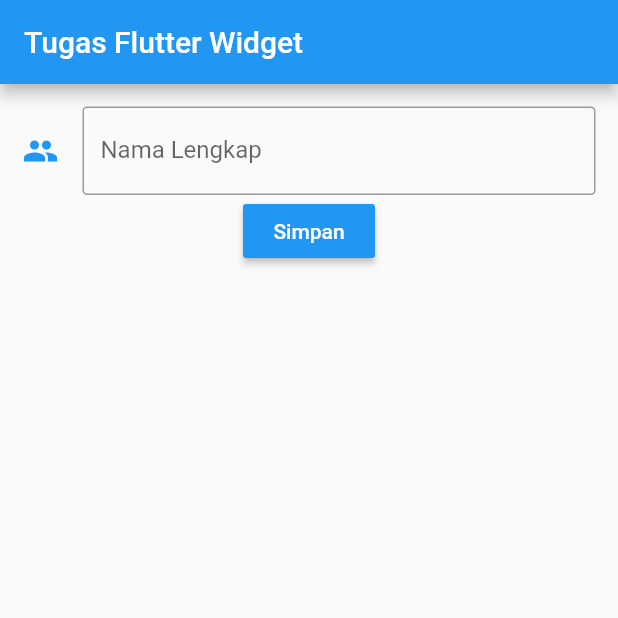
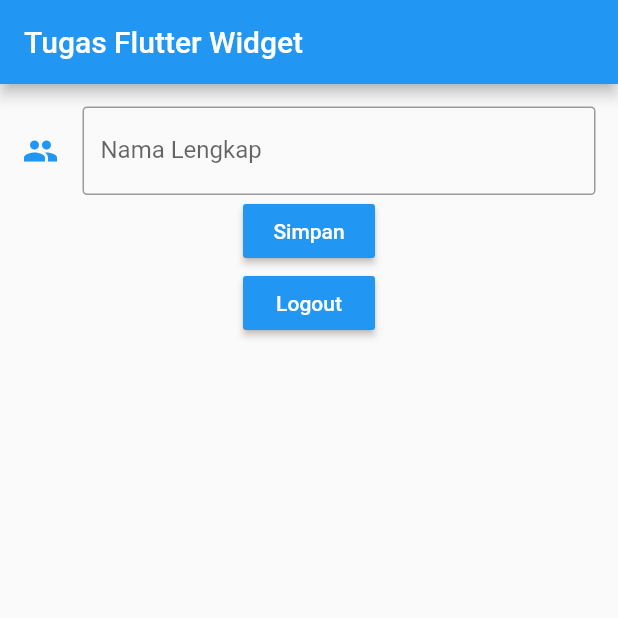
Before and after one commit to argowibowo/progmob2020uas, a Flutter app: the tugas_pertemuan8 screen opened directly, on a phone screen of 412 x 824 dp, the top half of it. Run offline on Flutter 3.47's test engine with Material 2 defaults, Android fonts, the phone set to English and light mode, and no system bars; our stand-ins replace shared_preferences; accounts and stored records are empty.

Commit message:
Tugas 9 Flutter & Navigation

```diff
--- a/lib/pertemuan1.dart
+++ b/lib/pertemuan1.dart
@@ -19,7 +19,7 @@ class Pertemuan1 extends StatefulWidget {
 }
 
 class _Pertemuan1State extends State<Pertemuan1> {
-  int _counter = 2;
+  int _counter = 0;
 
   void _incrementCounter() {
     setState(() {
--- a/lib/tugas_pertemuan8.dart
+++ b/lib/tugas_pertemuan8.dart
@@ -1,4 +1,7 @@
 import 'package:flutter/material.dart';
+import 'package:shared_preferences/shared_preferences.dart';
+
+import 'main.dart';
 
 class tugas_pertemuan8 extends StatefulWidget {
   tugas_pertemuan8({Key key, this.title}) : super(key: key);
@@ -63,6 +66,23 @@ class _tugas_pertemuan8State extends State<tugas_pertemuan8> {
                           color: Colors.white
                       ),
                     ),
+                  ),
+                  RaisedButton(
+                    color: Colors.blue,
+                    onPressed: () async {
+                    SharedPreferences pref = await SharedPreferences.getInstance();
+                    await pref.setInt("is_login", 0);
+                    Navigator.pushReplacement(
+                    context,
+                   MaterialPageRoute(builder: (context) => MyHomePage(title: 'Logout',)),
+               );
+            },
+                   child: Text(
+                      "Logout",
+                  style: TextStyle(
+                   color: Colors.white
+             ),
+                   ),
                   )
                 ],
               ),
--- a/pubspec.yaml
+++ b/pubspec.yaml
@@ -28,6 +28,7 @@ dependencies:
   # The following adds the Cupertino Icons font to your application.
   # Use with the CupertinoIcons class for iOS style icons.
   cupertino_icons: ^1.0.0
+  shared_preferences: ^0.5.12+4
 
 dev_dependencies:
   flutter_test:
```
Also changed, not shown: lib/main.dart (+32 -1 lines), lib/splashScreen.dart (added, +45 -0 lines), images/Thalia.png (added), pubspec.lock.
